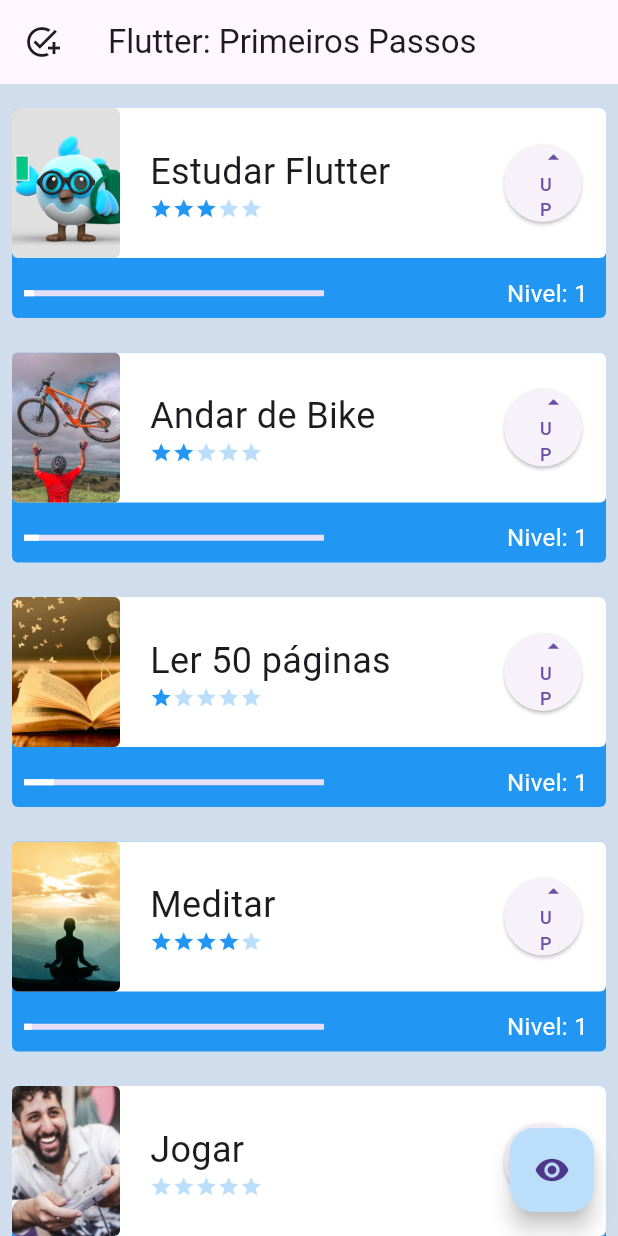
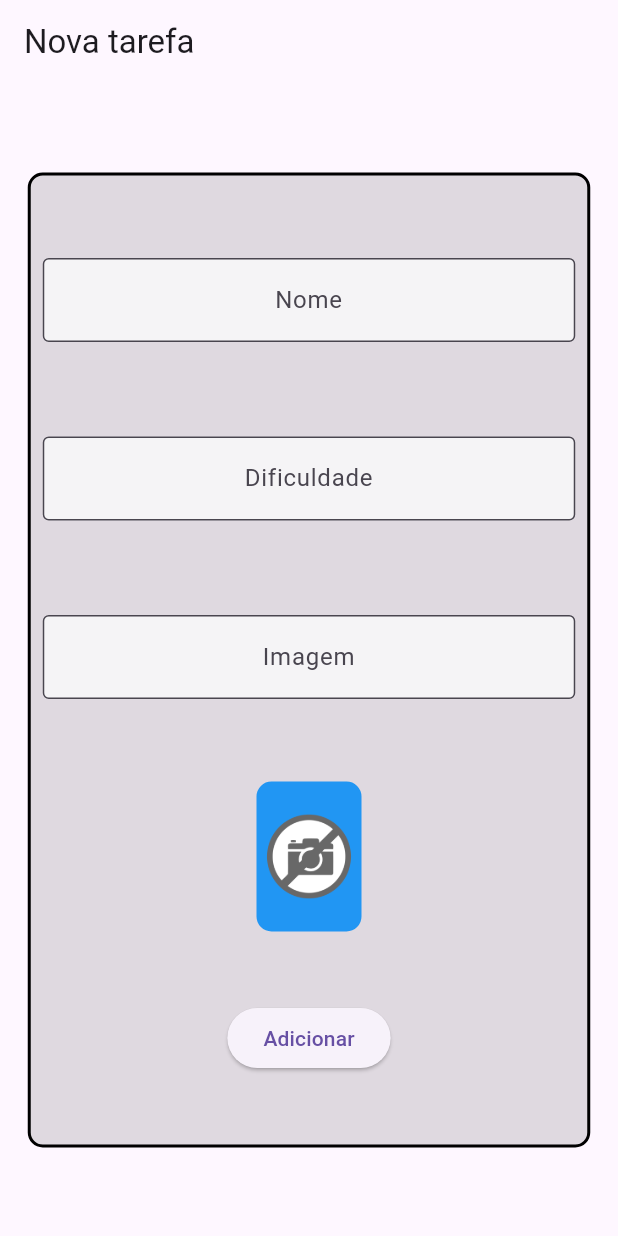
Before and after one commit to vxfontes/flutterForQQPag, a Flutter app: the screen it shows after launch, on a phone screen of 412 x 824 dp. Run offline on Flutter 3.47's test engine with Material 3 defaults, Android fonts, the phone set to English and light mode, and no system bars; network calls fail.

Commit message:
feat: criando formulario de tarefa

```diff
--- a/lib/components/tasks.dart
+++ b/lib/components/tasks.dart
@@ -78,27 +78,19 @@ class _TasksState extends State<Tasks> {
                           ),
                         ),
                         Difficulty(widget.dificuldade),
-                        // vai ser um novo componente.
                       ],
                     ),
                     Padding(
-                      padding: const EdgeInsets.all(16.0),
+                      padding: const EdgeInsets.all(12.0),
                       child: SizedBox(
                         height: 52,
                         width: 52,
                         child: ElevatedButton(
                           onPressed: levelUp,
-                          child: const Column(
-                            mainAxisAlignment: MainAxisAlignment.spaceEvenly,
-                            crossAxisAlignment: CrossAxisAlignment.end,
-                            children: [
-                              Icon(Icons.arrow_drop_up),
-                              Text(
-                                'UP',
-                                style: TextStyle(fontSize: 12),
-                              ),
-                            ],
+                          style: ElevatedButton.styleFrom(
+                            backgroundColor: Colors.blue,
                           ),
+                          child: const Icon(Icons.arrow_drop_up, color: Colors.white,),
                         ),
                       ),
                     )
--- a/lib/main.dart
+++ b/lib/main.dart
@@ -1,4 +1,5 @@
 import 'package:flutter/material.dart';
+import 'package:primeiroprojeto/screens/form_screen.dart';
 import 'package:primeiroprojeto/screens/tela_inicial.dart';
 
 void main() {
@@ -22,7 +23,7 @@ class _MyAppState extends State<MyApp> {
       theme: ThemeData(
         primarySwatch: Colors.blue,
       ),
-      home: InitialScreen(),
+      home: FormScreen(),
     );
   }
 }
--- /dev/null
+++ b/lib/screens/form_screen.dart
@@ -0,0 +1,137 @@
+import 'package:flutter/material.dart';
+
+class FormScreen extends StatefulWidget {
+  const FormScreen({super.key});
+
+  @override
+  State<FormScreen> createState() => _FormScreenState();
+}
+
+class _FormScreenState extends State<FormScreen> {
+  TextEditingController nameController = TextEditingController();
+  TextEditingController difficultyController = TextEditingController();
+  TextEditingController imageController = TextEditingController();
+
+  final _formKey = GlobalKey<FormState>();
+
+  @override
+  Widget build(BuildContext context) {
+    return Form(
+      key: _formKey,
+      child: Scaffold(
+        appBar: AppBar(
+          title: const Text('Nova tarefa'),
+        ),
+        body: Center(
+          child: SingleChildScrollView(
+            child: Container(
+              height: 650,
+              width: 375,
+              decoration: BoxDecoration(
+                  color: Colors.black12,
+                  borderRadius: BorderRadius.circular(10),
+                  border: Border.all(width: 2)),
+              child: Column(
+                mainAxisAlignment: MainAxisAlignment.spaceEvenly,
+                crossAxisAlignment: CrossAxisAlignment.center,
+                children: [
+                  Padding(
+                    padding: const EdgeInsets.all(8.0),
+                    child: TextFormField(
+                      controller: nameController,
+                      textAlign: TextAlign.center,
+                      validator: (String? value) {
+                        if (value != null && value.isEmpty) {
+                          return 'Insira o nome da tarefa';
+                        }
+                        return null;
+                      },
+                      decoration: const InputDecoration(
+                          border: OutlineInputBorder(),
+                          hintText: 'Nome',
+                          fillColor: Colors.white70,
+                          filled: true),
+                    ),
+                  ),
+                  Padding(
+                    padding: const EdgeInsets.all(8.0),
+                    child: TextFormField(
+                      keyboardType: TextInputType.number,
+                      controller: difficultyController,
+                      textAlign: TextAlign.center,
+                      validator: (value) {
+                        if (value!.isEmpty ||
+                            int.parse(value) > 5 ||
+                            int.parse(value) < 1) {
+                          return 'Insira uma dificuldade entre 1 e 5';
+                        }
+                        return null;
+                      },
+                      decoration: const InputDecoration(
+                          border: OutlineInputBorder(),
+                          hintText: 'Dificuldade',
+                          fillColor: Colors.white70,
+                          filled: true),
+                    ),
+                  ),
+                  Padding(
+                    padding: const EdgeInsets.all(8.0),
+                    child: TextFormField(
+                      keyboardType: TextInputType.url,
+                      validator: (value) {
+                        if (value!.isEmpty) {
+                          return 'Insira uma URL da imagem';
+                        }
+                        return null;
+                      },
+                      onChanged: (text) {
+                        setState(() {});
+                      },
+                      controller: imageController,
+                      textAlign: TextAlign.center,
+                      decoration: const InputDecoration(
+                          border: OutlineInputBorder(),
+                          hintText: 'Imagem',
+                          fillColor: Colors.white70,
+                          filled: true),
+                    ),
+                  ),
+                  Container(
+                    height: 100,
+                    width: 70,
+                    decoration: BoxDecoration(
+                        color: Colors.blue,
+                        borderRadius: BorderRadius.circular(10),
+                        border: Border.all(width: 2, color: Colors.blue)),
+                    child: ClipRRect(
+                      borderRadius: BorderRadius.circular(10),
+                      child:
+                          Image.network(imageController.text, fit: BoxFit.cover,
+                              errorBuilder: (BuildContext context,
+                                  Object exception, StackTrace? stackTrace) {
+                        return Image.asset('assets/images/nophoto.png');
+                      }),
+                    ),
+                  ),
+                  ElevatedButton(
+                    onPressed: () {
+                      if (_formKey.currentState!.validate()) {
+                        print(nameController.text);
+                        ScaffoldMessenger.of(context).showSnackBar(
+                            const SnackBar(
+                                content: Text('Salvando nova Tarefa')
+                            )
+                        );
+                      }
+                    },
+                    child: const Text('Adicionar'),
+                  )
+                ],
+              ),
+            ),
+          ),
+        ),
+      ),
+    );
+  }
+}
```
Also changed, not shown: assets/images/nophoto.png (added).
